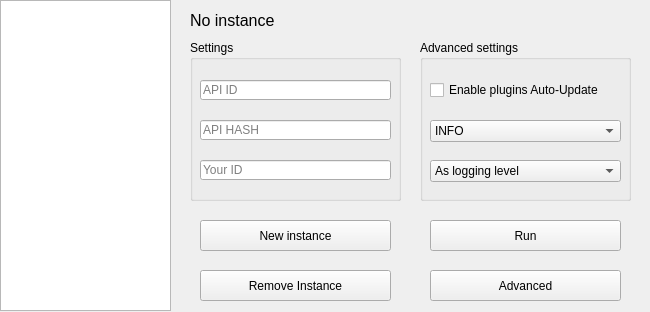
The window that easytl-gui/ui/instanceSettingsWidget.ui (ftdot/EasyTl) describes before a commit, drawn with Qt 5.
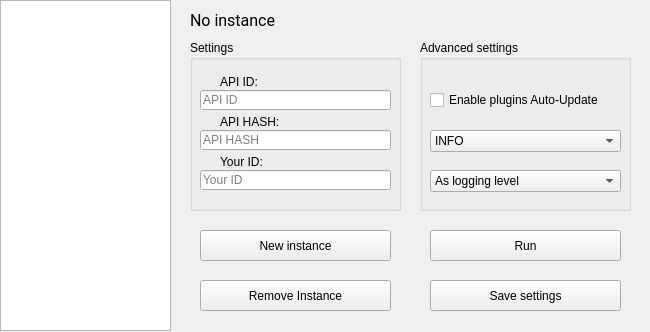
The same window after the commit.

Diff of the .ui file:
```diff
--- a/easytl-gui/ui/instanceSettingsWidget.ui
+++ b/easytl-gui/ui/instanceSettingsWidget.ui
@@ -7,31 +7,34 @@
     <x>0</x>
     <y>0</y>
     <width>650</width>
-    <height>312</height>
+    <height>332</height>
    </rect>
   </property>
   <property name="minimumSize">
    <size>
     <width>650</width>
-    <height>312</height>
+    <height>332</height>
    </size>
   </property>
   <property name="maximumSize">
    <size>
     <width>650</width>
-    <height>312</height>
+    <height>332</height>
    </size>
   </property>
   <property name="windowTitle">
    <string>Form</string>
   </property>
+  <property name="styleSheet">
+   <string notr="true"/>
+  </property>
   <widget class="QGroupBox" name="groupBox_2">
    <property name="geometry">
     <rect>
      <x>190</x>
      <y>40</y>
      <width>211</width>
-     <height>161</height>
+     <height>171</height>
     </rect>
    </property>
    <property name="title">
@@ -41,7 +44,7 @@
     <property name="geometry">
      <rect>
       <x>10</x>
-      <y>40</y>
+      <y>50</y>
       <width>191</width>
       <height>20</height>
      </rect>
@@ -54,7 +57,7 @@
     <property name="geometry">
      <rect>
       <x>10</x>
-      <y>80</y>
+      <y>90</y>
       <width>191</width>
       <height>20</height>
      </rect>
@@ -67,7 +70,7 @@
     <property name="geometry">
      <rect>
       <x>10</x>
-      <y>120</y>
+      <y>130</y>
       <width>191</width>
       <height>20</height>
      </rect>
@@ -79,6 +82,45 @@
      <bool>false</bool>
     </property>
    </widget>
+   <widget class="QLabel" name="label">
+    <property name="geometry">
+     <rect>
+      <x>30</x>
+      <y>34</y>
+      <width>51</width>
+      <height>16</height>
+     </rect>
+    </property>
+    <property name="text">
+     <string>API ID:</string>
+    </property>
+   </widget>
+   <widget class="QLabel" name="label_2">
+    <property name="geometry">
+     <rect>
+      <x>30</x>
+      <y>74</y>
+      <width>71</width>
+      <height>16</height>
+     </rect>
+    </property>
+    <property name="text">
+     <string>API HASH:</string>
+    </property>
+   </widget>
+   <widget class="QLabel" name="label_3">
+    <property name="geometry">
+     <rect>
+      <x>30</x>
+      <y>114</y>
+      <width>91</width>
+      <height>16</height>
+     </rect>
+    </property>
+    <property name="text">
+     <string>Your ID:</string>
+    </property>
+   </widget>
   </widget>
   <widget class="QPushButton" name="runInstanceButton">
    <property name="enabled">
@@ -87,7 +129,7 @@
    <property name="geometry">
     <rect>
      <x>430</x>
-     <y>220</y>
+     <y>230</y>
      <width>191</width>
      <height>31</height>
     </rect>
@@ -108,7 +150,7 @@
      <x>420</x>
      <y>40</y>
      <width>211</width>
-     <height>161</height>
+     <height>171</height>
     </rect>
    </property>
    <property name="title">
@@ -118,7 +160,7 @@
     <property name="geometry">
      <rect>
       <x>10</x>
-      <y>80</y>
+      <y>90</y>
       <width>191</width>
       <height>22</height>
      </rect>
@@ -141,7 +183,7 @@
     <property name="geometry">
      <rect>
       <x>10</x>
-      <y>120</y>
+      <y>130</y>
       <width>191</width>
       <height>22</height>
      </rect>
@@ -169,7 +211,7 @@
     <property name="geometry">
      <rect>
       <x>10</x>
-      <y>40</y>
+      <y>50</y>
       <width>191</width>
       <height>20</height>
      </rect>
@@ -183,7 +225,7 @@
    <property name="geometry">
     <rect>
      <x>200</x>
-     <y>270</y>
+     <y>280</y>
      <width>191</width>
      <height>31</height>
     </rect>
@@ -201,7 +243,7 @@
      <x>0</x>
      <y>0</y>
      <width>171</width>
-     <height>311</height>
+     <height>331</height>
     </rect>
    </property>
    <property name="movement">
@@ -218,7 +260,7 @@
    <property name="geometry">
     <rect>
      <x>200</x>
-     <y>220</y>
+     <y>230</y>
      <width>191</width>
      <height>31</height>
     </rect>
@@ -238,6 +280,7 @@
    </property>
    <property name="font">
     <font>
+     <family>Roboto</family>
      <pointsize>-1</pointsize>
     </font>
    </property>
@@ -252,13 +295,13 @@
    <property name="geometry">
     <rect>
      <x>430</x>
-     <y>270</y>
+     <y>280</y>
      <width>191</width>
      <height>31</height>
     </rect>
    </property>
    <property name="text">
-    <string>Advanced</string>
+    <string>Save settings</string>
    </property>
   </widget>
  </widget>
```
